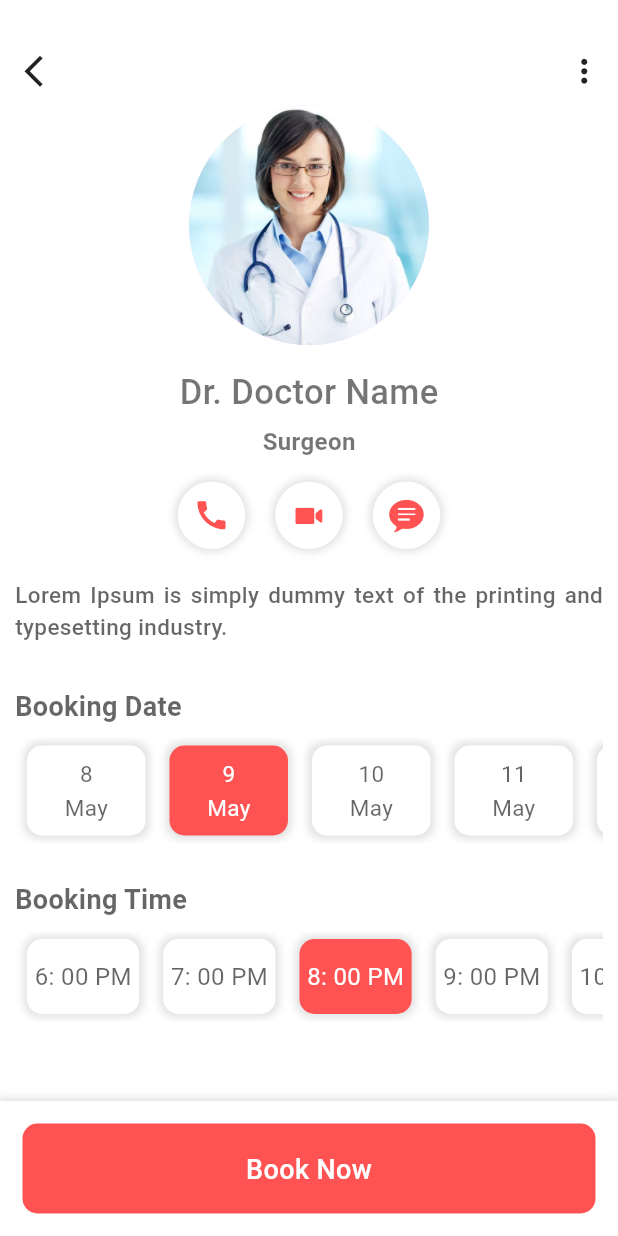
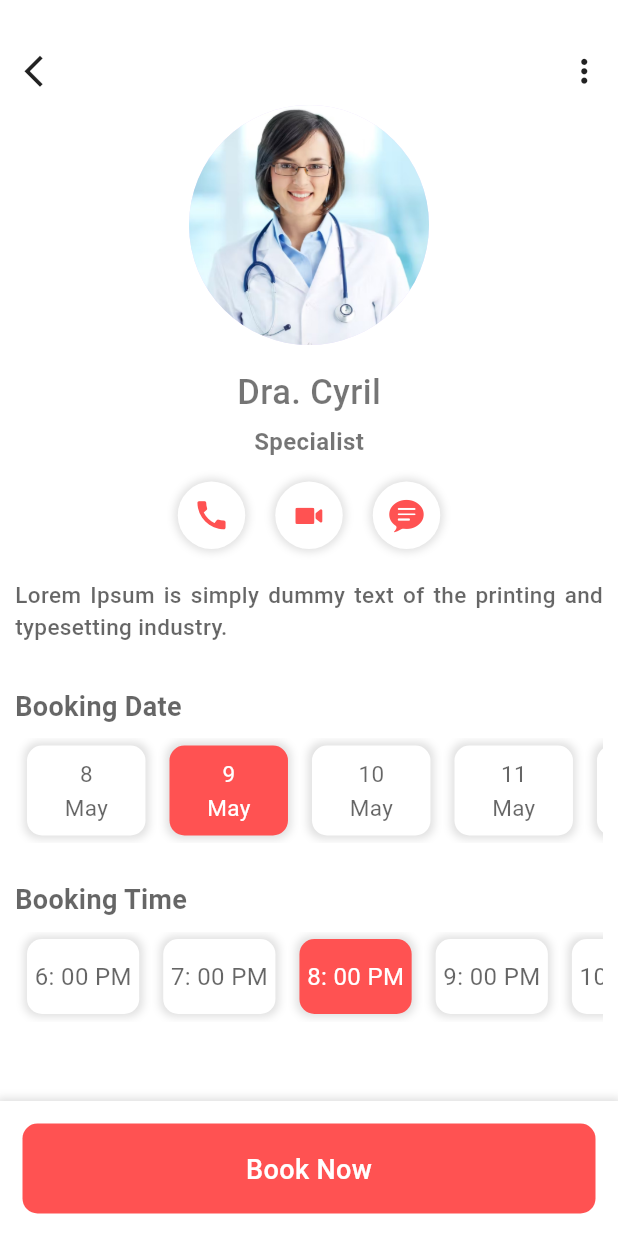
Before and after one commit to cyrlvldz/HASH, a Flutter app: the AppointmentScreen screen opened directly, on a phone screen of 412 x 824 dp. Run offline on Flutter 3.47's test engine with Material 3 defaults, Android fonts, the phone set to English and light mode, and no system bars; our stand-ins replace material_design_icons_flutter.

Commit message:
Update appointment_screen.dart

```diff
--- a/lib/appointment_screen.dart
+++ b/lib/appointment_screen.dart
@@ -51,7 +51,7 @@ class AppointmentScreen extends StatelessWidget {
                   ),
                   SizedBox(height: 15),
                   Text(
-                    "Dr. Doctor Name",
+                    "Dra. Cyril",
                     style: TextStyle(
                       fontSize: 23,
                       fontWeight: FontWeight.w500,
@@ -60,7 +60,7 @@ class AppointmentScreen extends StatelessWidget {
                   ),
                   SizedBox(height: 5),
                   Text(
-                    "Surgeon",
+                    "Specialist",
                     style: TextStyle(
                       fontWeight: FontWeight.bold,
                       fontSize: 16,
```
